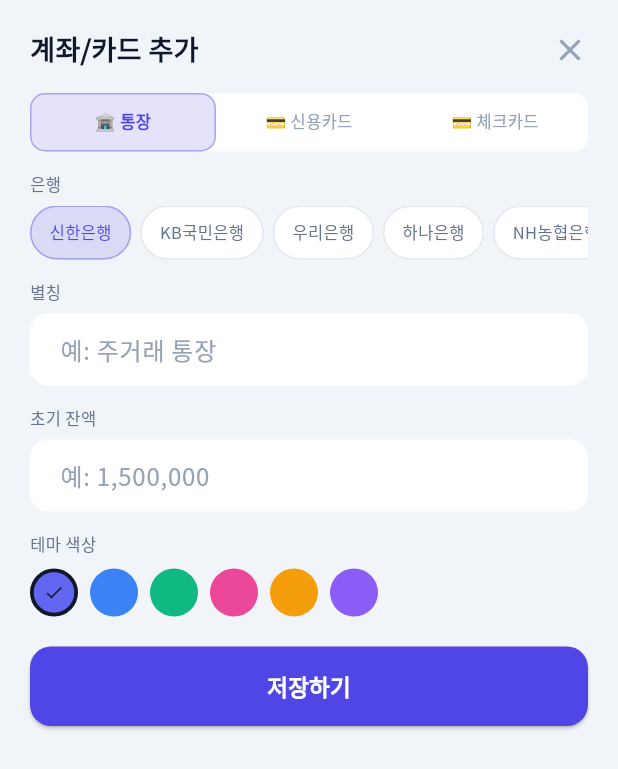
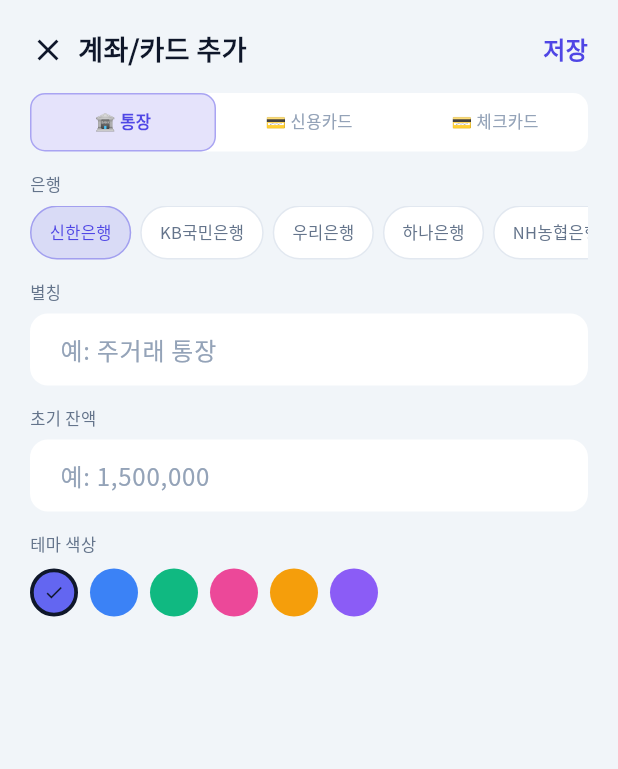
Before and after one commit to trudy4905/smart-budget-app, a Flutter app: the AddAccountSheet widget shown alone on an empty page, opened directly, on a phone screen of 412 x 824 dp. Shown: the top 769 px of the screen. Run offline on Flutter 3.47's test engine with Material 3 defaults, Android fonts, the phone set to English and light mode, and no system bars; our stand-ins replace google_fonts, shared_preferences; accounts and stored records are empty.

Commit message:
Update Add Account header to match Add Transaction header

```diff
--- a/flutter_app/lib/widgets/add_account_sheet.dart
+++ b/flutter_app/lib/widgets/add_account_sheet.dart
@@ -65,9 +65,14 @@ class _AddAccountSheetState extends State<AddAccountSheet> {
           children: [
             Row(
               children: [
+                GestureDetector(onTap: () => Navigator.pop(context), child: const Icon(Icons.close, color: Color(0xFF0F172A))),
+                const SizedBox(width: 8),
                 Text('계좌/카드 추가', style: GoogleFonts.notoSansKr(fontSize: 18, fontWeight: FontWeight.w700, color: const Color(0xFF0F172A))),
                 const Spacer(),
-                GestureDetector(onTap: () => Navigator.pop(context), child: const Icon(Icons.close, color: Color(0xFF94A3B8))),
+                GestureDetector(
+                  onTap: _save,
+                  child: Text('저장', style: GoogleFonts.notoSansKr(color: const Color(0xFF4F46E5), fontWeight: FontWeight.w700, fontSize: 16)),
+                ),
               ],
             ),
             const SizedBox(height: 16),
@@ -201,18 +206,6 @@ class _AddAccountSheetState extends State<AddAccountSheet> {
               }).toList(),
             ),
             const SizedBox(height: 20),
-            SizedBox(
-              width: double.infinity,
-              child: ElevatedButton(
-                onPressed: _save,
-                style: ElevatedButton.styleFrom(
-                  backgroundColor: const Color(0xFF4F46E5),
-                  padding: const EdgeInsets.symmetric(vertical: 16),
-                  shape: RoundedRectangleBorder(borderRadius: BorderRadius.circular(14)),
-                ),
-                child: Text('저장하기', style: GoogleFonts.notoSansKr(fontWeight: FontWeight.w700, color: const Color(0xFFFFFFFF), fontSize: 15)),
-              ),
-            ),
           ],
         ),
       ),
```
